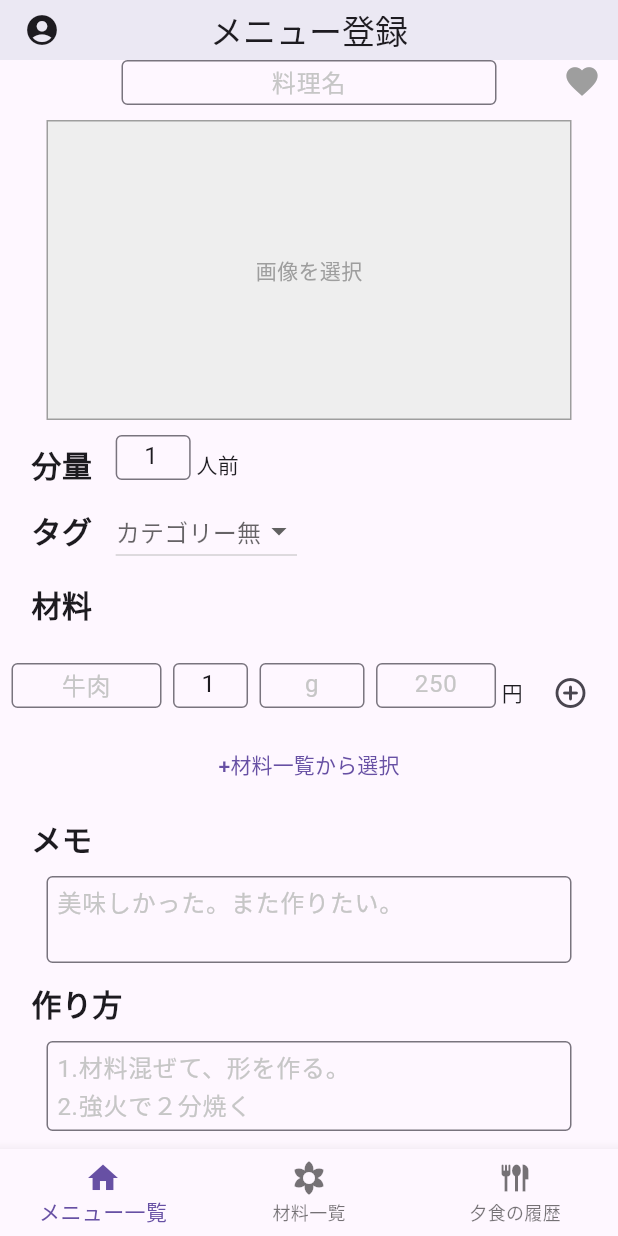
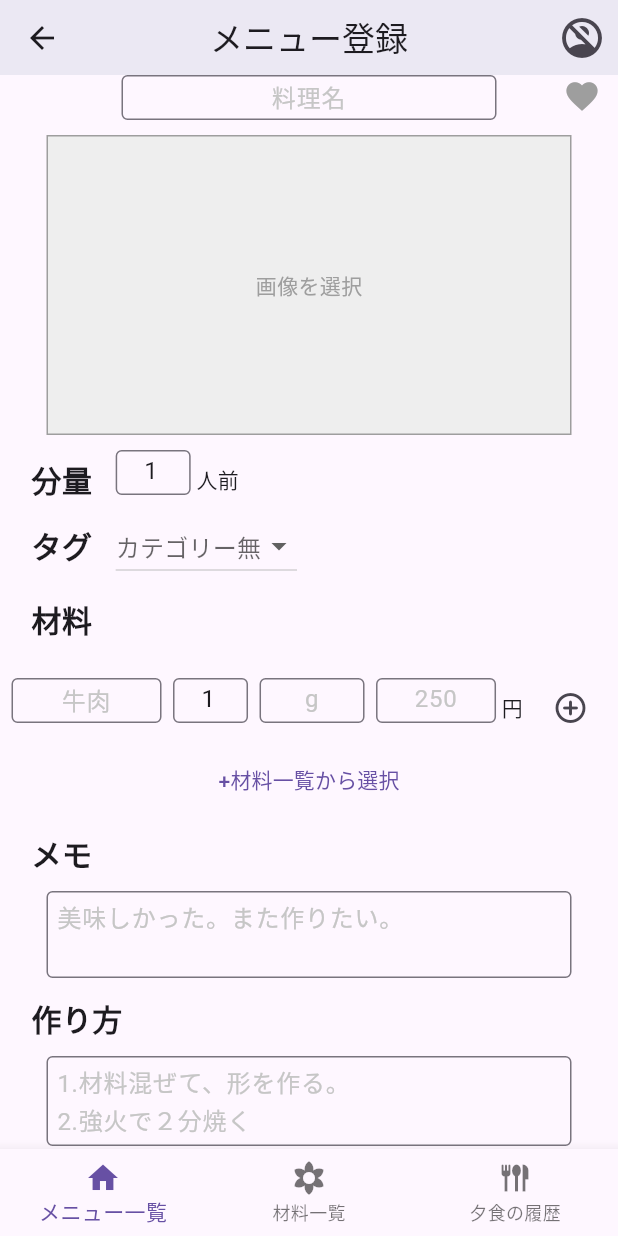
Before and after one commit to maki1125/menu, a Flutter app: the screen it shows after launch, after a tap on the "add" icon, on a phone screen of 412 x 824 dp. Run offline on Flutter 3.47's test engine with Material 3 defaults, Android fonts, the phone set to English and light mode, and no system bars; our stand-ins replace cached_network_image, cloud_firestore, firebase_auth, firebase_core, firebase_storage, flutter_riverpod and 5 more; accounts and stored records are empty; network calls fail; project files that could hold a hidden picture were left out.

Commit message:
o_13_remode02

```diff
--- a/menu/lib/common/common_widget.dart
+++ b/menu/lib/common/common_widget.dart
@@ -41,8 +41,10 @@ class CustomBottomBar extends StatelessWidget {
   }
 }
 
+//AppBar
 class AppBarComponentWidget extends ConsumerWidget
     implements PreferredSizeWidget {
+  //AppBarの高さを指定するためのWidget
   final String title;
   const AppBarComponentWidget({super.key, required this.title});
 
@@ -53,25 +55,23 @@ class AppBarComponentWidget extends ConsumerWidget
     return AppBar(
       title: Text(
         title,
-        style: GoogleFonts.pacifico(),
+        style: GoogleFonts.pacifico(), //Googleフォントを使用
       ),
-      centerTitle: true,
-      elevation: 10.0,
-      leading: authState.when(
+      centerTitle: true, //タイトルを中央に配置
+      elevation: 10.0, //影の設定
+      actions: <Widget>[
+        authState.when(
           data: (user) {
-          if (user != null && user.photoURL != null) {
+            if (user?.isAnonymous == false) {
               return IconButton(
-              icon: CircleAvatar(
-                backgroundImage: NetworkImage(user.photoURL!),
-                radius: 16,
-              ),
+                icon: const Icon(Icons.account_circle, size: 32),
                 onPressed: () {
                   pageChange(context, ref, 7);
                 },
               );
             } else {
               return IconButton(
-              icon: const Icon(Icons.account_circle, size: 24),
+                icon: const Icon(Icons.no_accounts, size: 32), // ユーザーが存在しない場合
                 onPressed: () {
                   pageChange(context, ref, 7);
                 },
@@ -82,13 +82,14 @@ class AppBarComponentWidget extends ConsumerWidget
           loading: () => const CircularProgressIndicator(), // ローディング中
           error: (error, stack) => const Icon(Icons.error), // エラー時
         ),
+      ],
       //centerTitle: true,
       backgroundColor: Colors.white,
     );
   }
 
   @override
-  Size get preferredSize => const Size.fromHeight(40);
+  Size get preferredSize => const Size.fromHeight(50); //AppBarの高さを指定
 
   void pageChange(context, ref, int index) {
     ref.read(pageProvider.notifier).state = index;
@@ -130,8 +131,7 @@ void showMessage(String message) {
   );
 }
 
-
 //表示の最大文字設定
-String maxText(String text, int num){
+String maxText(String text, int num) {
   return text.length > num ? '${text.substring(0, num)}...' : text;
 }
--- a/menu/lib/view/login_forgotpassword_screen.dart
+++ b/menu/lib/view/login_forgotpassword_screen.dart
@@ -12,6 +12,11 @@ class ForgotPasswordPage extends StatefulWidget {
 
 class _ForgotPasswordPageState extends State<ForgotPasswordPage> {
   final TextEditingController _emailController = TextEditingController();
+
+  @override
+  initState() {
+    super.initState();
+  }
 
   @override
   Widget build(BuildContext context) {
--- a/menu/lib/view/main_screen.dart
+++ b/menu/lib/view/main_screen.dart
@@ -1,4 +1,4 @@
-import 'package:firebase_auth/firebase_auth.dart';
+//import 'package:firebase_auth/firebase_auth.dart';
 import 'package:flutter/material.dart';
 import 'package:flutter_riverpod/flutter_riverpod.dart';
 //import 'package:flutter_riverpod/flutter_riverpod.dart';
@@ -68,7 +68,7 @@ class _MainPageState extends ConsumerState<MainPage>
     "材料登録",
     "メニュー詳細",
     "メニュー編集",
-    "ログイン",
+    "ユーザー",
   ];
 
   //タッチしたアイコンの番号を現在のインデックスにセット
--- a/menu/lib/view_model/login_screen_view_model.dart
+++ b/menu/lib/view_model/login_screen_view_model.dart
@@ -1,11 +1,12 @@
 import 'package:firebase_auth/firebase_auth.dart';
 import 'package:flutter_riverpod/flutter_riverpod.dart';
 import 'package:menu/data/model/user.dart';
-import 'package:menu/data/repository/user_repository.dart';
+//import 'package:menu/data/repository/user_repository.dart';
 import 'package:menu/data/repository/o_user_repository.dart';
+import 'package:menu/common/common_providers.dart';
 
 // 現在ログインユーザー
-UserModel? currentUser = UserRepository().getCurrentUser();
+//UserModel? currentUser = UserRepository().getCurrentUser();
 
 final userProvider = StateProvider<UserModel?>((ref) => currentUser);
 
@@ -50,4 +51,6 @@ class AuthErrorMessages {
   static const anonymousAuthDisabled = 'このプロジェクトでは匿名認証が有効になっていません';
   static const accountExistCrediential = '異なる認証情報を持つアカウントが存在します';
   static const invalidCredential = '無効な認証情報です';
+  static const credentialAlreadyInUse = 'その認証情報は既に使用されています';
+  static const requiresRecentLogin = '再度ログインしてください';
 }
```
Also changed, not shown: menu/lib/data/repository/o_user_repository.dart (+122 -31 lines), menu/lib/view/login_screen.dart (+41 -34 lines). Lines whose indentation alone changed are shown as unchanged.
